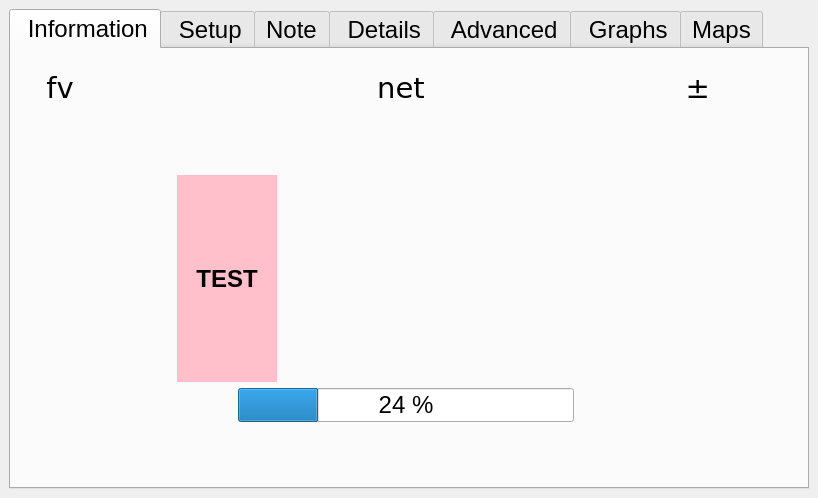
Before: the Qt Designer form ddh/gui/designer_main.ui in LowellInstruments/ddh_old, drawn with Qt 5.
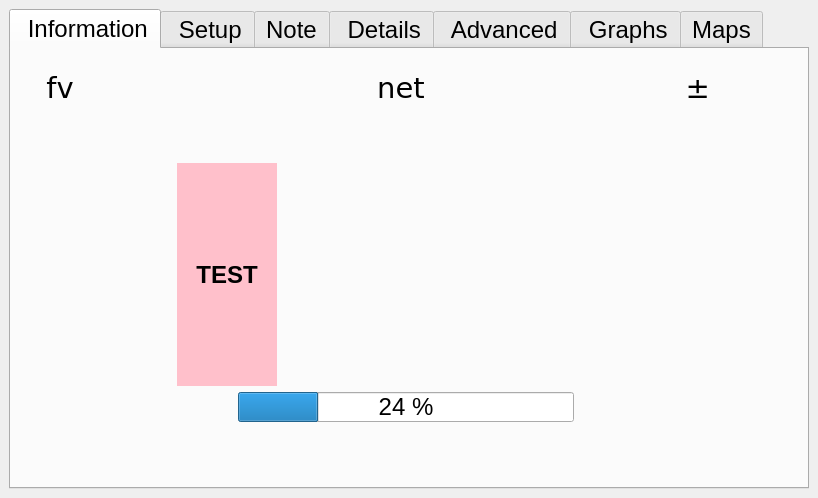
After: the same form once the commit is applied. The open tabs and pages were chosen to show the change. Icons and pictures are not drawn.

What changed in the file:
```diff
--- a/ddh/gui/designer_main.ui
+++ b/ddh/gui/designer_main.ui
@@ -55,7 +55,7 @@
        </attribute>
        <layout class="QHBoxLayout" name="horizontalLayout_10">
         <item>
-         <layout class="QGridLayout" name="gridLayout" rowstretch="1,1,1,6,1,1" columnstretch="0,0,0,0">
+         <layout class="QGridLayout" name="gridLayout" rowstretch="1,1,1,8,1,1" columnstretch="0,0,0,0">
           <item row="2" column="3">
            <spacer name="horizontalSpacer_6">
             <property name="orientation">
@@ -151,6 +151,9 @@
           </item>
           <item row="4" column="1">
            <layout class="QHBoxLayout" name="horizontalLayout_8" stretch="1,3,1">
+            <property name="spacing">
+             <number>6</number>
+            </property>
             <item>
              <spacer name="horizontalSpacer_18">
               <property name="orientation">
@@ -490,7 +493,7 @@
             <property name="sizeHint" stdset="0">
              <size>
               <width>20</width>
-              <height>10</height>
+              <height>5</height>
              </size>
             </property>
            </spacer>
```
Left out of the diff: 2 changed lines with no effect on the pictures.
